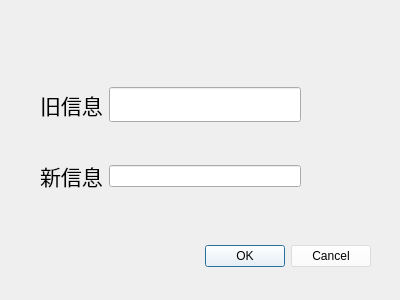
jkxing/LibraryManagementSystem, file LibraryManagementSystem/editdialog.ui: the form before one commit.
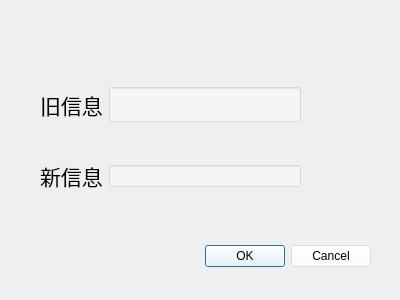
The form after the commit.

Diff of the .ui file:
```diff
--- a/LibraryManagementSystem/editdialog.ui
+++ b/LibraryManagementSystem/editdialog.ui
@@ -65,6 +65,9 @@
           <pointsize>14</pointsize>
          </font>
         </property>
+        <property name="styleSheet">
+         <string notr="true">background-color: rgba(255, 255, 255, 100);</string>
+        </property>
         <property name="text">
          <string/>
         </property>
@@ -88,7 +91,11 @@
        </widget>
       </item>
       <item>
-       <widget class="QLineEdit" name="lineEdit_2"/>
+       <widget class="QLineEdit" name="lineEdit_2">
+        <property name="styleSheet">
+         <string notr="true">background-color: rgba(255, 255, 255, 100);</string>
+        </property>
+       </widget>
       </item>
      </layout>
     </item>
```
